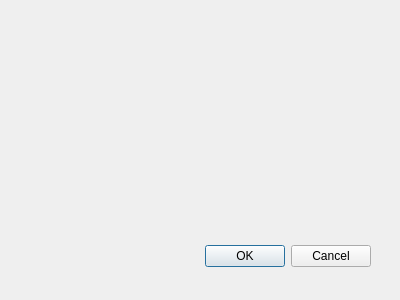
Before: the Qt Designer form shpsync_dialog_base.ui in bopopescu/qgis_excel_sync, drawn with Qt 5.
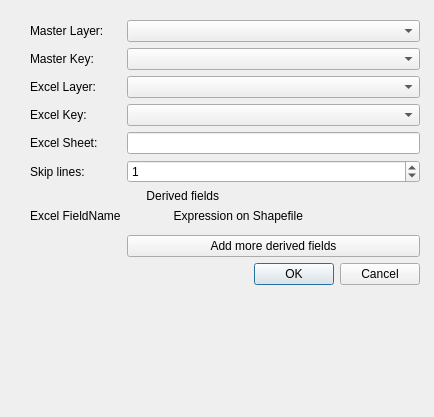
After: the same form once the commit is applied.

Patch:
```diff
--- a/shpsync_dialog_base.ui
+++ b/shpsync_dialog_base.ui
@@ -1,32 +1,133 @@
 <ui version="4.0" >
  <class>shpsyncDialogBase</class>
- <widget class="QDialog" name="shpsyncDialogBase" >
-  <property name="geometry" >
+ <widget class="QDialog" name="shpsyncDialogBase">
+  <property name="geometry">
    <rect>
     <x>0</x>
     <y>0</y>
-    <width>400</width>
-    <height>300</height>
+    <width>434</width>
+    <height>417</height>
    </rect>
   </property>
   <property name="windowTitle" >
    <string>ShpSync</string>
   </property>
-  <widget class="QDialogButtonBox" name="button_box" >
-   <property name="geometry" >
+  <widget class="QWidget" name="formLayoutWidget">
+   <property name="geometry">
     <rect>
      <x>30</x>
-     <y>240</y>
-     <width>341</width>
-     <height>32</height>
+     <y>20</y>
+     <width>390</width>
+     <height>371</height>
     </rect>
    </property>
-   <property name="orientation" >
-    <enum>Qt::Horizontal</enum>
-   </property>
-   <property name="standardButtons" >
-    <set>QDialogButtonBox::Cancel|QDialogButtonBox::Ok</set>
-   </property>
+   <layout class="QFormLayout" name="formLayout">
+    <property name="fieldGrowthPolicy">
+     <enum>QFormLayout::AllNonFixedFieldsGrow</enum>
+    </property>
+    <item row="0" column="0">
+     <widget class="QLabel" name="label">
+      <property name="text">
+       <string>Master Layer:</string>
+      </property>
+     </widget>
+    </item>
+    <item row="0" column="1">
+     <widget class="QComboBox" name="comboBox"/>
+    </item>
+    <item row="1" column="0">
+     <widget class="QLabel" name="label_2">
+      <property name="text">
+       <string>Master Key:</string>
+      </property>
+     </widget>
+    </item>
+    <item row="1" column="1">
+     <widget class="QComboBox" name="comboBox_2"/>
+    </item>
+    <item row="2" column="0">
+     <widget class="QLabel" name="label_3">
+      <property name="text">
+       <string>Excel Layer:</string>
+      </property>
+     </widget>
+    </item>
+    <item row="2" column="1">
+     <widget class="QComboBox" name="comboBox_3"/>
+    </item>
+    <item row="3" column="0">
+     <widget class="QLabel" name="label_4">
+      <property name="text">
+       <string>Excel Key:</string>
+      </property>
+     </widget>
+    </item>
+    <item row="3" column="1">
+     <widget class="QComboBox" name="comboBox_4"/>
+    </item>
+    <item row="4" column="0">
+     <widget class="QLabel" name="label_5">
+      <property name="text">
+       <string>Excel Sheet:</string>
+      </property>
+     </widget>
+    </item>
+    <item row="4" column="1">
+     <widget class="QLineEdit" name="lineEdit"/>
+    </item>
+    <item row="5" column="0">
+     <widget class="QLabel" name="label_6">
+      <property name="text">
+       <string>Skip lines:</string>
+      </property>
+     </widget>
+    </item>
+    <item row="5" column="1">
+     <widget class="QSpinBox" name="spinBox">
+      <property name="value">
+       <number>1</number>
+      </property>
+     </widget>
+    </item>
+    <item row="7" column="0">
+     <widget class="QLabel" name="label_7">
+      <property name="text">
+       <string>Excel FieldName</string>
+      </property>
+     </widget>
+    </item>
+    <item row="9" column="0" colspan="2">
+     <layout class="QVBoxLayout" name="verticalLayout"/>
+    </item>
+    <item row="10" column="1">
+     <widget class="QPushButton" name="pushButton">
+      <property name="text">
+       <string>Add more derived fields</string>
+      </property>
+     </widget>
+    </item>
+    <item row="7" column="1">
+     <widget class="QLabel" name="label_8">
+      <property name="text">
+       <string>              Expression on Shapefile</string>
+      </property>
+     </widget>
+    </item>
+    <item row="6" column="0" colspan="2">
+     <widget class="QLabel" name="label_9">
+      <property name="text">
+       <string>                                   Derived fields</string>
+      </property>
+     </widget>
+    </item>
+    <item row="11" column="1">
+     <widget class="QDialogButtonBox" name="buttonBox">
+      <property name="standardButtons">
+       <set>QDialogButtonBox::Cancel|QDialogButtonBox::Ok</set>
+      </property>
+     </widget>
+    </item>
+   </layout>
   </widget>
  </widget>
  <resources/>
```
Left out of the diff: 40 changed lines with no effect on the pictures.
